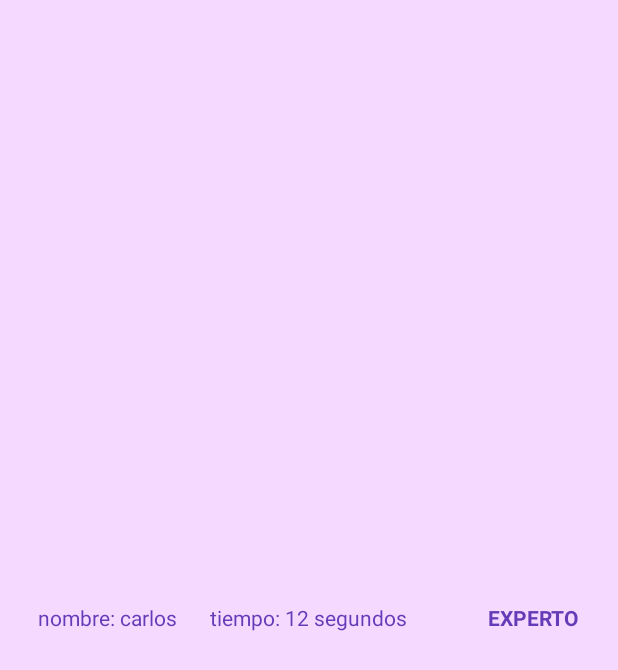
After one commit to sushiprieto/MemoryCardGameMaterial, an Android app: the layout fila_lista.xml on its own in the app's theme, with its tools: preview values and no code run, on a phone screen of 412 x 824 dp. The commit adds this screen. Shown: the top 670 px of the screen. Run offline under Robolectric (Android 15) with nearby library versions, the phone set to English and light mode, and no system bars.

Commit message:
Mejora ListView y BBDD

```diff
--- a/app/src/main/res/layout/content_ranking.xml
+++ b/app/src/main/res/layout/content_ranking.xml
@@ -22,6 +22,7 @@
         android:layout_height="wrap_content"
         android:id="@+id/btnLimpiar"
         android:text="@string/btnResetLista"
+        android:textColor="@color/colorLight"
         style="@style/Widget.AppCompat.Button.Borderless.Colored"/>
 
 </LinearLayout>
--- /dev/null
+++ b/app/src/main/res/layout/fila_lista.xml
@@ -0,0 +1,41 @@
+<?xml version="1.0" encoding="utf-8"?>
+<RelativeLayout xmlns:android="http://schemas.android.com/apk/res/android"
+    android:layout_width="match_parent"
+    android:layout_height="match_parent"
+    android:background="@color/colorLight">
+
+    <TextView
+        android:layout_width="wrap_content"
+        android:layout_height="wrap_content"
+        android:id="@+id/txvNombre"
+        android:text="nombre: carlos"
+        android:layout_marginStart="25dp"
+        android:layout_marginTop="25dp"
+        android:textColor="@color/colorPrimary"
+        android:layout_centerVertical="true"/>
+
+    <TextView
+        android:layout_width="wrap_content"
+        android:layout_height="wrap_content"
+        android:id="@+id/txvTiempo"
+        android:text="tiempo: 12 segundos"
+        android:layout_marginStart="25dp"
+        android:layout_marginTop="25dp"
+        android:layout_centerHorizontal="true"
+        android:textColor="@color/colorPrimary"
+        android:layout_centerVertical="true"/>
+
+    <TextView
+        android:layout_width="wrap_content"
+        android:layout_height="wrap_content"
+        android:id="@+id/txvDificultad"
+        android:text="EXPERTO"
+        android:layout_marginStart="25dp"
+        android:layout_marginTop="25dp"
+        android:layout_alignParentEnd="true"
+        android:textColor="@color/colorPrimary"
+        android:textStyle="bold"
+        android:layout_centerVertical="true"
+        android:layout_marginEnd="25dp"/>
+
+</RelativeLayout>
```
Also changed, not shown: app/src/main/java/com/trabajo/carlos/memorycardgamematerial/bbdd/Constantes.java (added, +26 -0 lines), app/src/main/java/com/trabajo/carlos/memorycardgamematerial/bbdd/DBAdapter.java (added, +122 -0 lines), app/src/main/java/com/trabajo/carlos/memorycardgamematerial/bbdd/DBHelper.java (added, +42 -0 lines), app/src/main/java/com/trabajo/carlos/memorycardgamematerial/bbdd/LoginSQLHelper.java (deleted, +0 -137 lines), app/src/main/java/com/trabajo/carlos/memorycardgamematerial/datos/Persona.java (added, +46 -0 lines), app/src/main/java/com/trabajo/carlos/memorycardgamematerial/fragments/CuatroFragment.java (+39 -9 lines), app/src/main/java/com/trabajo/carlos/memorycardgamematerial/fragments/SeisFragment.java (+38 -8 lines), app/src/main/java/com/trabajo/carlos/memorycardgamematerial/listas/CustomAdapter.java (added, +89 -0 lines), app/src/main/java/com/trabajo/carlos/memorycardgamematerial/listas/CustomViewHolder.java (added, +24 -0 lines), app/src/main/java/com/trabajo/carlos/memorycardgamematerial/vistas/RankingActivity.java (+81 -16 lines).
